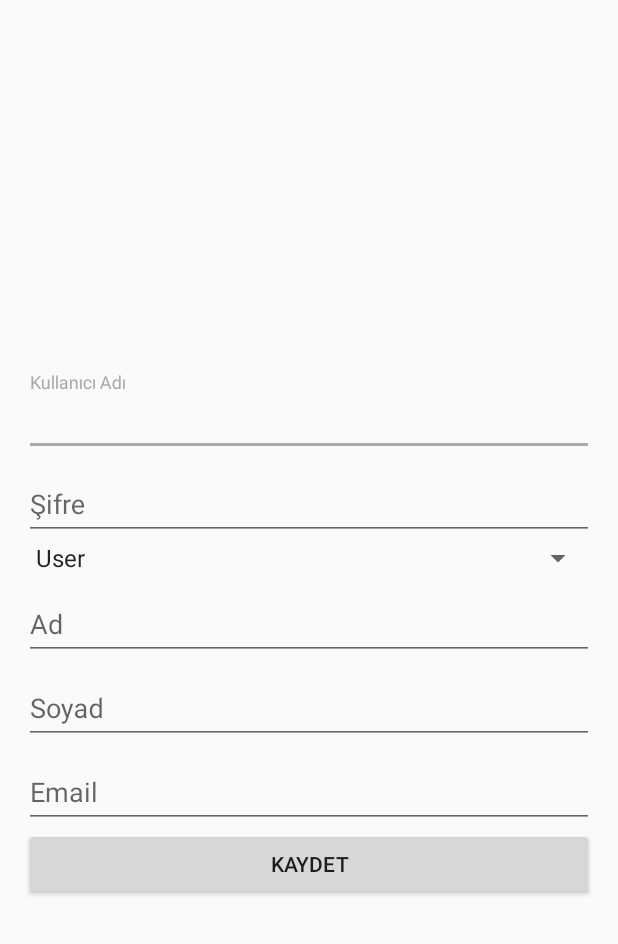
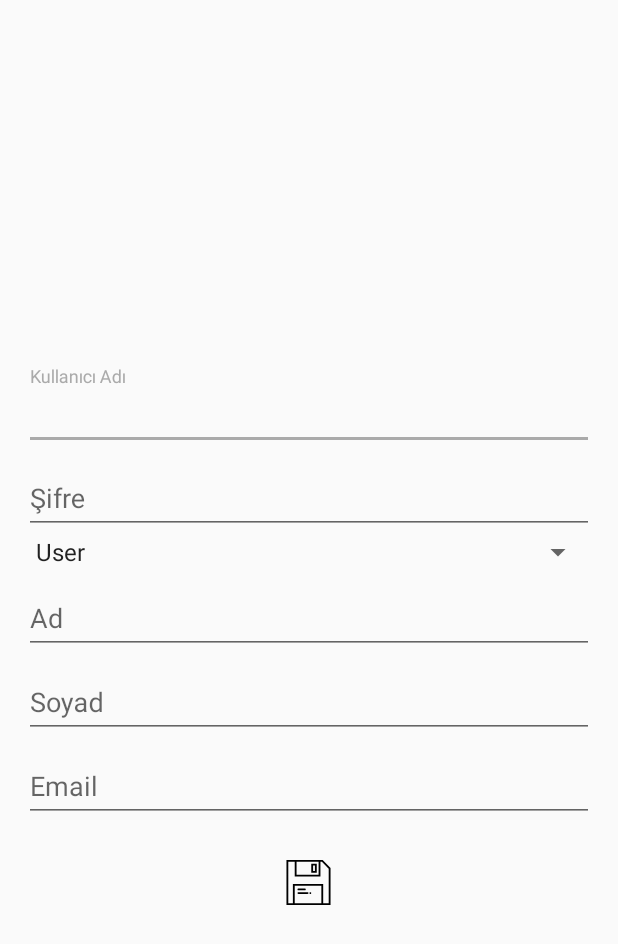
Before and after one commit to byypipo/AndroidProjects, an Android app: the layout layout_new_user.xml on its own in the app's theme, with its tools: preview values and no code run, on a phone screen of 412 x 824 dp. Shown: the top 944 px of the screen. Run offline under Robolectric (Android 15) with nearby library versions, the phone set to English and light mode, and no system bars.

Commit message:
Fixed layouts

```diff
--- a/SebatMedikal/app/src/main/res/layout/layout_new_user.xml
+++ b/SebatMedikal/app/src/main/res/layout/layout_new_user.xml
@@ -74,11 +74,11 @@
             android:inputType="textEmailAddress" />
     </android.support.design.widget.TextInputLayout>
 
-    <Button
+    <ImageButton
         android:id="@+id/layout_new_user_save"
-        android:layout_width="match_parent"
-        android:layout_height="wrap_content"
-        android:text="@string/save"
-        android:textAlignment="center" />
+        android:layout_width="30dp"
+        android:layout_height="30dp"
+        android:layout_marginTop="25dp"
+        android:background="@drawable/save_white" />
 
 </LinearLayout>
```
Also changed, not shown: SebatMedikal/app/src/main/java/com/sebatmedikal/activity/UsersActivity.java (+9 -2 lines), SebatMedikal/app/src/main/res/layout/layout_camera.xml (deleted, +0 -22 lines), SebatMedikal/app/src/main/res/layout/layout_notifications.xml (deleted, +0 -21 lines).
